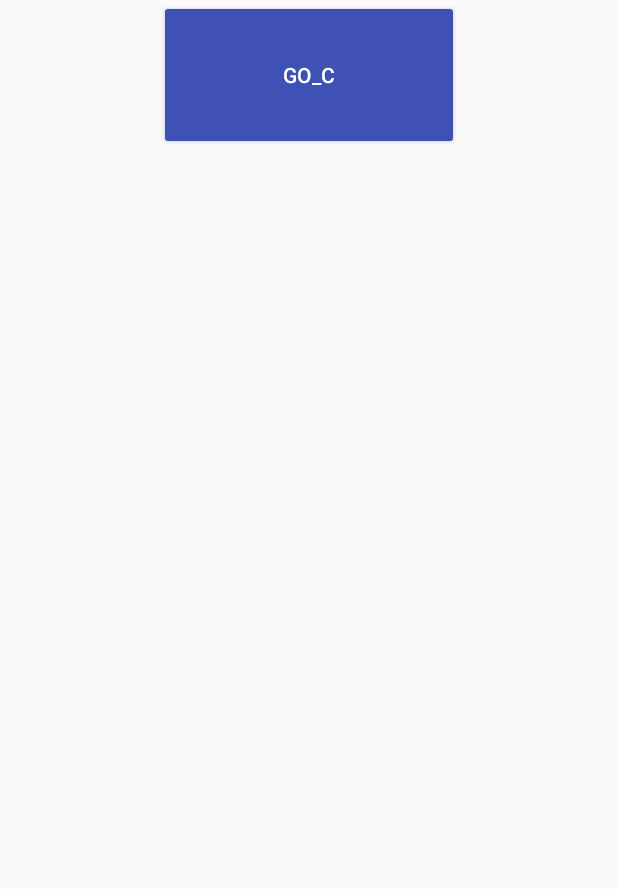
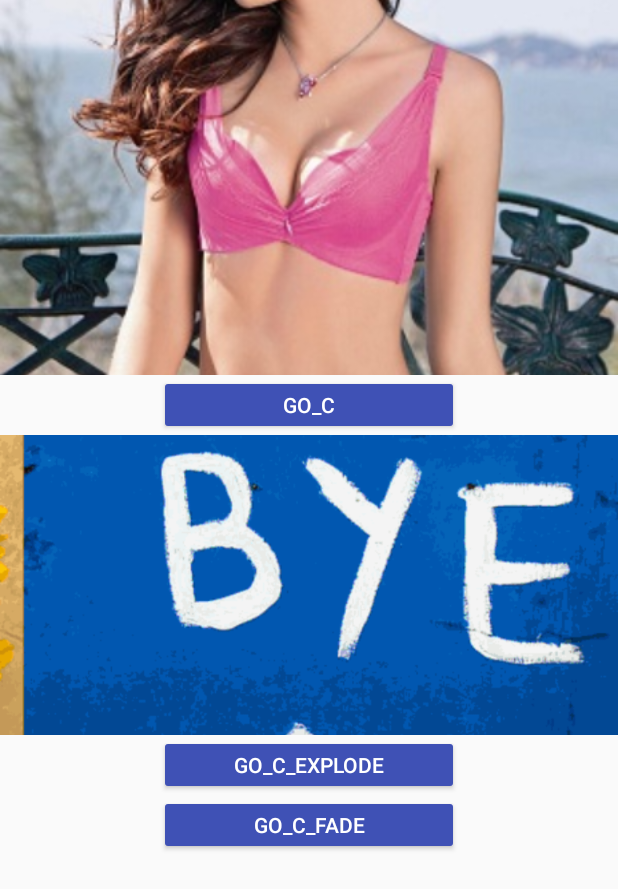
Before and after one commit to bossirreplaceable/Studying_View2, an Android app: the layout a_b_ativity.xml on its own in the app's theme, with its tools: preview values and no code run, on a phone screen of 412 x 824 dp. Shown: the top 889 px of the screen. Run offline under Robolectric (Android 15) with nearby library versions, the phone set to English and light mode, and no system bars.

```diff
--- a/app/src/main/AndroidManifest.xml
+++ b/app/src/main/AndroidManifest.xml
@@ -18,7 +18,10 @@
         </activity>
 
         <activity android:name=".lsn21_md_anim.A_MDAnimation" />
-        <activity android:name=".lsn20_property.B_SafariActivity"/>
+        <activity android:name=".lsn20_property.B_SafariActivity" />
+        <activity android:name=".lsn21_md_anim.A_Aactivity" />
+        <activity android:name=".lsn21_md_anim.A_Bactivity" />
+        <activity android:name=".lsn21_md_anim.A_Cactivity" />
     </application>
 
 </manifest>
--- a/app/src/main/java/com/yobo/studying_view2/lsn21_md_anim/A_Cactivity.java
+++ b/app/src/main/java/com/yobo/studying_view2/lsn21_md_anim/A_Cactivity.java
@@ -20,6 +20,10 @@ public class A_Cactivity extends AppCompatActivity {
         setContentView(R.layout.a_a_ativity);
     }
 
+
+
+
+
     public  void go2B(View v){
 
 
--- a/app/src/main/res/layout/a_b_ativity.xml
+++ b/app/src/main/res/layout/a_b_ativity.xml
@@ -4,13 +4,41 @@
     android:layout_height="match_parent"
     android:orientation="vertical">
 
+    <ImageView
+        android:layout_width="match_parent"
+        android:layout_height="250dp"
+        android:scaleType="centerCrop"
+        android:src="@drawable/a_girl1"
+        android:transitionName="a2b_anim" />
 
     <Button
         android:layout_width="200dp"
-        android:layout_height="100dp"
-        android:textColor="#fff"
+        android:layout_height="40dp"
+        android:layout_gravity="center"
+        android:onClick="go2C"
         android:text="Go_C"
-        android:onClick="go2C"
-        android:layout_gravity="center" />
-
+        android:transitionName="a2b_anim2"
+        android:textColor="#fff" />
+    <ImageView
+        android:layout_width="match_parent"
+        android:layout_height="200dp"
+        android:scaleType="centerCrop"
+        android:src="@drawable/a_man1"
+        android:transitionName="a2b_anim1" />
+    <Button
+        android:layout_width="200dp"
+        android:layout_height="40dp"
+        android:layout_gravity="center"
+        android:onClick="go2C_Explode"
+        android:text="Go_C_explode"
+        android:transitionName="a2b_anim2"
+        android:textColor="#fff" />
+    <Button
+        android:layout_width="200dp"
+        android:layout_height="40dp"
+        android:layout_gravity="center"
+        android:onClick="go2C_Fade"
+        android:text="Go_C_fade"
+        android:transitionName="a2b_anim2"
+        android:textColor="#fff" />
 </LinearLayout>
```
Also changed, not shown: app/src/main/java/com/yobo/studying_view2/MainActivity.java (+9 -0 lines), app/src/main/java/com/yobo/studying_view2/lsn21_md_anim/A_Aactivity.java (+48 -1 lines), app/src/main/java/com/yobo/studying_view2/lsn21_md_anim/A_Bactivity.java (+51 -1 lines), app/src/main/res/layout/a_a_ativity.xml (+17 -1 lines), app/src/main/res/layout/activity_main.xml (+8 -2 lines), app/src/main/res/drawable/a_girl1.jpg (added), app/src/main/res/drawable/a_man1.png (added).
